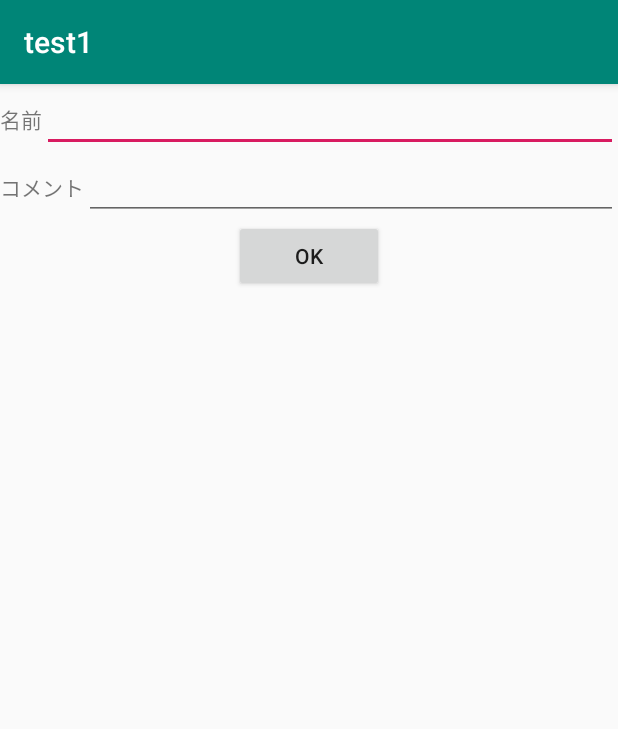
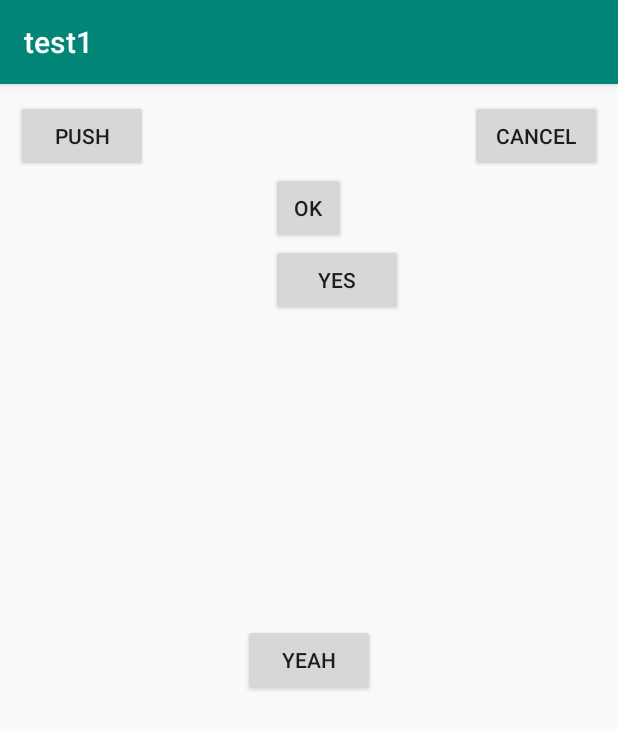
Before and after one commit to 9mmichael/Android_test1, an Android app: the screen it shows after launch (MainActivity), on a phone screen of 412 x 824 dp. Shown: the top 729 px of the screen. Run offline under Robolectric (Android 15) with nearby library versions, the phone set to English and light mode, and no system bars.

Commit message:
#3 RelativeLayoutの記述

```diff
--- a/app/src/main/res/layout/activity_main.xml
+++ b/app/src/main/res/layout/activity_main.xml
@@ -6,9 +6,9 @@
     android:layout_height="match_parent"
     tools:context=".MainActivity">
 
-    <LinearLayout
+    <!--<LinearLayout
         android:layout_width="match_parent"
-        android:layout_height="match_parent"
+        android:layout_height="wrap_content"
         android:orientation="vertical">
 
         <LinearLayout
@@ -54,11 +54,55 @@
 
             <Button
                 android:id="@+id/button"
-                android:layout_width="100dp"
+                android:layout_width="70dp"
                 android:layout_height="wrap_content"
                 android:layout_weight="1"
                 android:text="OK" />
         </LinearLayout>
-    </LinearLayout>
+    </LinearLayout>-->
+
+    <RelativeLayout
+        android:layout_width="match_parent"
+        android:layout_height="match_parent"
+        android:padding="16px">
+
+        <Button
+            android:id="@+id/buttonPush"
+            android:layout_width="wrap_content"
+            android:layout_height="wrap_content"
+            android:text="PUSH"/>
+
+        <Button
+            android:id="@+id/buttonOk"
+            android:layout_width="50dp"
+            android:layout_height="wrap_content"
+            android:text="OK"
+            android:layout_below="@id/buttonPush"
+            android:layout_centerHorizontal="true"/>
+
+        <Button
+            android:id="@+id/buttonCancel"
+            android:layout_width="wrap_content"
+            android:layout_height="wrap_content"
+            android:text="CANCEL"
+            android:layout_alignParentEnd="true"/>
+
+        <Button
+            android:id="@+id/buttonYeah"
+            android:layout_width="wrap_content"
+            android:layout_height="wrap_content"
+            android:text="YEAH"
+            android:layout_centerInParent="true"/>
+
+        <Button
+            android:id="@+id/buttonYes"
+            android:layout_width="wrap_content"
+            android:layout_height="wrap_content"
+            android:text="YES"
+            android:layout_below="@id/buttonOk"
+            android:layout_alignStart="@id/buttonOk"/>
+
+    </RelativeLayout>
+
 
 </android.support.constraint.ConstraintLayout>
```
